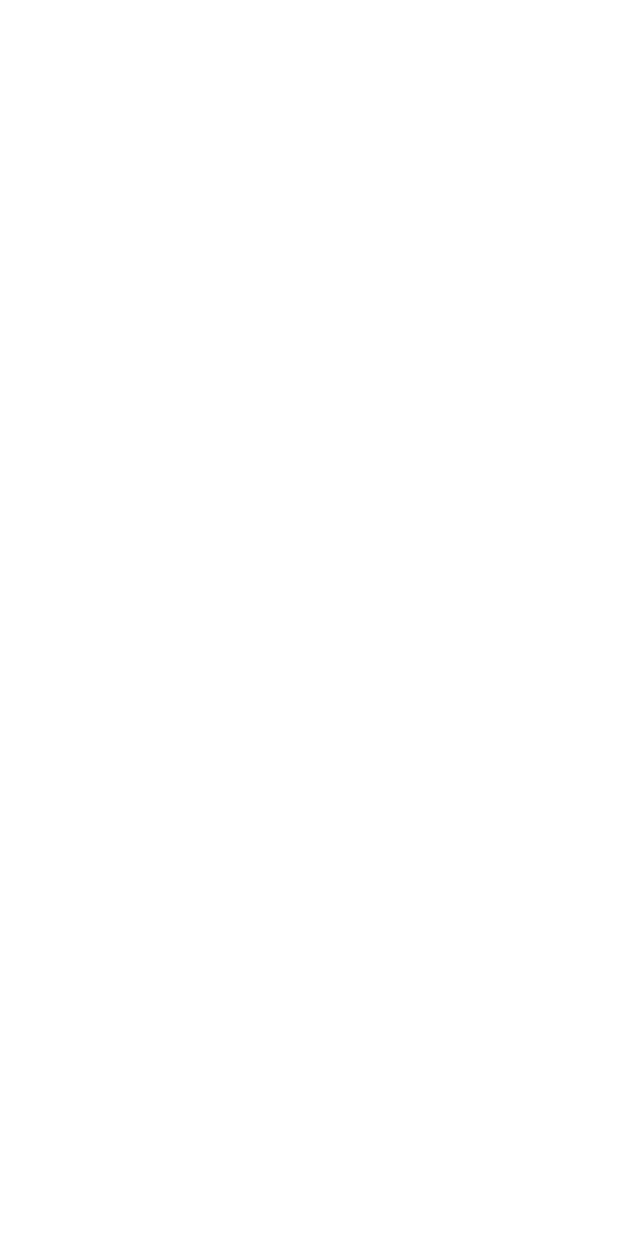
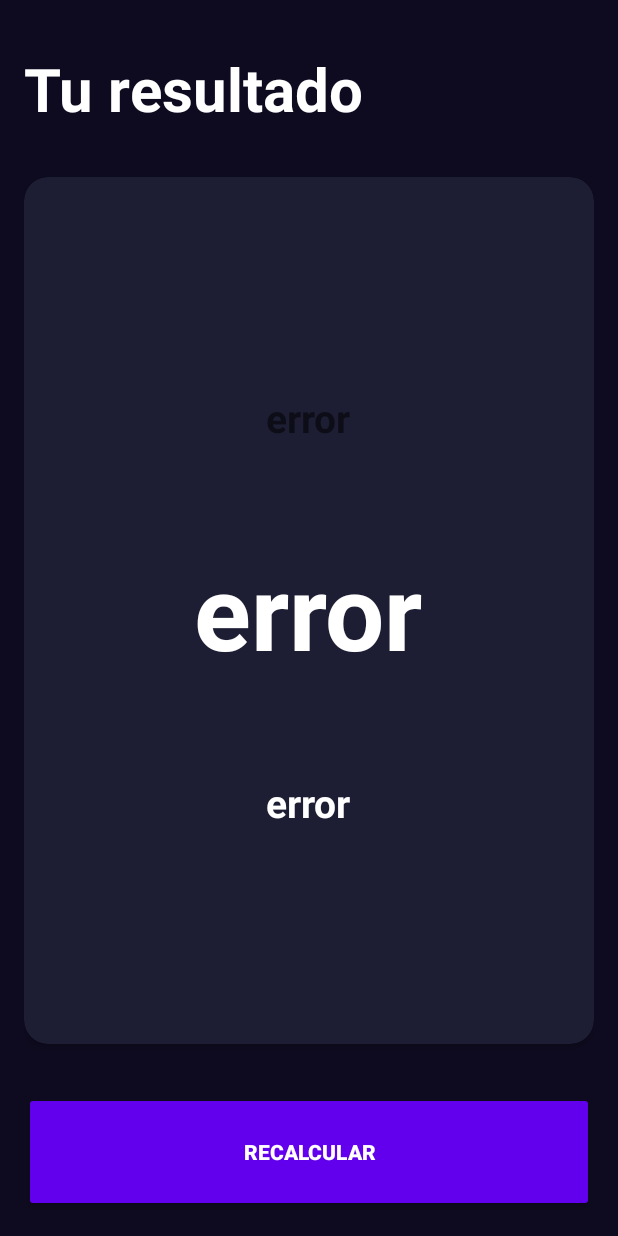
Before and after one commit to Jve386/BMICalculator, an Android app built with Jetpack Compose: the IMC_evaluation screen opened directly, with no data from a screen before it, on a phone screen of 412 x 824 dp. Before the commit the screen is empty. Run offline under Robolectric (Android 15) with nearby library versions, the phone set to English and light mode, and no system bars.

Commit message:
2nd window layouts done.

```diff
--- a/app/src/main/java/com/jve386/bmicalculator/view/IMC_evaluation.kt
+++ b/app/src/main/java/com/jve386/bmicalculator/view/IMC_evaluation.kt
@@ -1,6 +1,7 @@
 package com.jve386.bmicalculator.view
 
 import android.os.Bundle
+import android.widget.TextView
 import androidx.activity.ComponentActivity
 import androidx.activity.compose.setContent
 import androidx.compose.foundation.layout.fillMaxSize
@@ -11,12 +12,55 @@ import androidx.compose.runtime.Composable
 import androidx.compose.ui.Modifier
 import androidx.compose.ui.tooling.preview.Preview
 import com.jve386.bmicalculator.R
+import com.jve386.bmicalculator.view.MainActivity.Companion.IMC_KEY
 import com.jve386.bmicalculator.view.ui.theme.BMIcalculatorTheme
 
 class IMC_evaluation : ComponentActivity() {
+
+    private lateinit var tvResult: TextView
+    private lateinit var tvIMC: TextView
+    private lateinit var tvDescription: TextView
     override fun onCreate(savedInstanceState: Bundle?) {
         super.onCreate(savedInstanceState)
         setContentView(R.layout.imc_evaluation)
+        var result:Double = intent.extras?.getDouble(IMC_KEY) ?: -1.0
+        initComponents()
+        initUI(result)
+    }
 
+    private fun initUI(result: Double) {
+        when(result){
+            in 0.00..18.50 -> { //Bajo peso
+                tvIMC
+                tvResult
+                tvDescription
+            }
+            in 18.51..24.99 -> { //Peso normal
+                tvIMC
+                tvResult
+                tvDescription
+            }
+            in 25.00..29.99 -> { //Sobrepeso
+                tvIMC
+                tvResult
+                tvDescription
+            }
+            in 30.00..99.00 -> { //Obesidad
+                tvIMC
+                tvResult
+                tvDescription
+            }
+            else -> { //error
+                tvIMC.text = "error"
+                tvResult.text = "error"
+                tvDescription.text = "error"
+            }
+        }
+    }
+
+    private fun initComponents() {
+        tvResult = findViewById(R.id.tvResult)
+        tvIMC = findViewById(R.id.tvIMC)
+        tvDescription = findViewById(R.id.tvDescription)
     }
 }
--- a/app/src/main/java/com/jve386/bmicalculator/view/MainActivity.kt
+++ b/app/src/main/java/com/jve386/bmicalculator/view/MainActivity.kt
@@ -1,5 +1,6 @@
 package com.jve386.bmicalculator.view
 
+import android.content.Intent
 import android.content.res.ColorStateList
 import android.os.Bundle
 import android.util.Log
@@ -36,6 +37,9 @@ class MainActivity : ComponentActivity() {
     private lateinit var tvAge: TextView
     private lateinit var btnCalculate: Button
 
+    companion object {
+        const val IMC_KEY = "IMC_RESULT"
+    }
     override fun onCreate(savedInstanceState: Bundle?) {
         super.onCreate(savedInstanceState)
         setContentView(R.layout.main_activity)
@@ -104,15 +108,21 @@ class MainActivity : ComponentActivity() {
             setAge()
         }
         btnCalculate.setOnClickListener {
-            calculateIMC()
+            val result = calculateIMC()
+            navigateToResult(result)
         }
     }
 
-    private fun calculateIMC() {
+    private fun navigateToResult(result: Double) {
+        val intent = Intent(this, IMC_evaluation::class.java)
+        intent.putExtra(IMC_KEY, result)
+        startActivity(intent)
+    }
+
+    private fun calculateIMC():Double {
         val df = DecimalFormat("#.##")
         val imc = currentWeight / (currentHeight.toDouble()/100 * currentHeight.toDouble()/100)
-        val result = df.format(imc).toDouble()
-        Log.i("calcJve386", "el imc es $result")
+        return df.format(imc).toDouble()
     }
 
     private fun setWeight() {
@@ -129,10 +139,8 @@ class MainActivity : ComponentActivity() {
     }
 
     private fun setGenderColor() {
-
         viewMale.setCardBackgroundColor(getBackGroundColor(isMaleSelected))
         viewFemale.setCardBackgroundColor(getBackGroundColor(isFemaleSelected))
-
     }
 
     private fun getBackGroundColor(isSelectedComponent: Boolean): Int {
@@ -141,7 +149,6 @@ class MainActivity : ComponentActivity() {
         } else {
             R.color.background_component
         }
-
         return ContextCompat.getColor(this, colorReference)
     }
 
--- a/app/src/main/res/layout/imc_evaluation.xml
+++ b/app/src/main/res/layout/imc_evaluation.xml
@@ -1,6 +1,85 @@
 <?xml version="1.0" encoding="utf-8"?>
 <androidx.constraintlayout.widget.ConstraintLayout xmlns:android="http://schemas.android.com/apk/res/android"
+    xmlns:app="http://schemas.android.com/apk/res-auto"
+    xmlns:tools="http://schemas.android.com/tools"
     android:layout_width="match_parent"
-    android:layout_height="match_parent">
+    android:layout_height="match_parent"
+    android:background="@color/background_app"
+    android:padding="16dp"
+    tools:context=".view.IMC_evaluation">
+
+    <TextView
+        android:id="@+id/tvTitle"
+        android:layout_width="wrap_content"
+        android:layout_height="wrap_content"
+        android:layout_marginTop="16dp"
+        android:text="@string/result"
+        android:textColor="@color/white"
+        android:textSize="40sp"
+        android:textStyle="bold"
+        app:layout_constraintStart_toStartOf="parent"
+        app:layout_constraintTop_toTopOf="parent" />
+
+    <Button
+        android:id="@+id/btnRecalculate"
+        android:layout_width="match_parent"
+        android:layout_height="80dp"
+        android:backgroundTint="@color/background_fab"
+        android:text="@string/recalculate"
+        android:textColor="@color/white"
+        android:textStyle="bold"
+        app:layout_constraintBottom_toBottomOf="parent"
+        app:layout_constraintEnd_toEndOf="parent"
+        app:layout_constraintStart_toStartOf="parent" />
+
+    <androidx.cardview.widget.CardView
+        android:layout_width="0dp"
+        android:layout_height="0dp"
+        android:layout_marginVertical="32dp"
+        app:cardBackgroundColor="@color/background_component"
+        app:cardCornerRadius="16dp"
+        app:layout_constraintBottom_toTopOf="@+id/btnRecalculate"
+        app:layout_constraintEnd_toEndOf="parent"
+        app:layout_constraintStart_toStartOf="parent"
+        app:layout_constraintTop_toBottomOf="@+id/tvTitle">
+
+        <androidx.appcompat.widget.LinearLayoutCompat
+            android:layout_width="match_parent"
+            android:gravity="center"
+            android:layout_height="match_parent"
+            android:orientation="vertical">
+
+            <TextView
+                android:id="@+id/tvResult"
+                android:layout_width="wrap_content"
+                android:layout_height="wrap_content"
+                android:textSize="26sp"
+                android:textStyle="bold"
+                tools:text="Normal"/>
+
+            <TextView
+                android:id="@+id/tvIMC"
+                android:layout_width="wrap_content"
+                android:layout_height="wrap_content"
+                android:textSize="70sp"
+                android:textStyle="bold"
+                android:layout_marginVertical="64dp"
+                android:textColor="@color/white"
+                tools:text="Normal"/>
+
+            <TextView
+                android:id="@+id/tvDescription"
+                android:layout_width="wrap_content"
+                android:layout_height="wrap_content"
+                android:textSize="26sp"
+                android:textStyle="bold"
+                android:textColor="@color/white"
+                tools:text="Normal"/>
+
+
+        </androidx.appcompat.widget.LinearLayoutCompat>
+
+    </androidx.cardview.widget.CardView>
+
 
 </androidx.constraintlayout.widget.ConstraintLayout>
--- a/app/src/main/res/values/strings.xml
+++ b/app/src/main/res/values/strings.xml
@@ -8,4 +8,6 @@
     <string name="age">Edad</string>
     <string name="calculate">Calcular</string>
     <string name="title_activity_imc_evaluation">IMC_evaluation</string>
+    <string name="result">Tu resultado</string>
+    <string name="recalculate">Recalcular</string>
 </resources>
```
